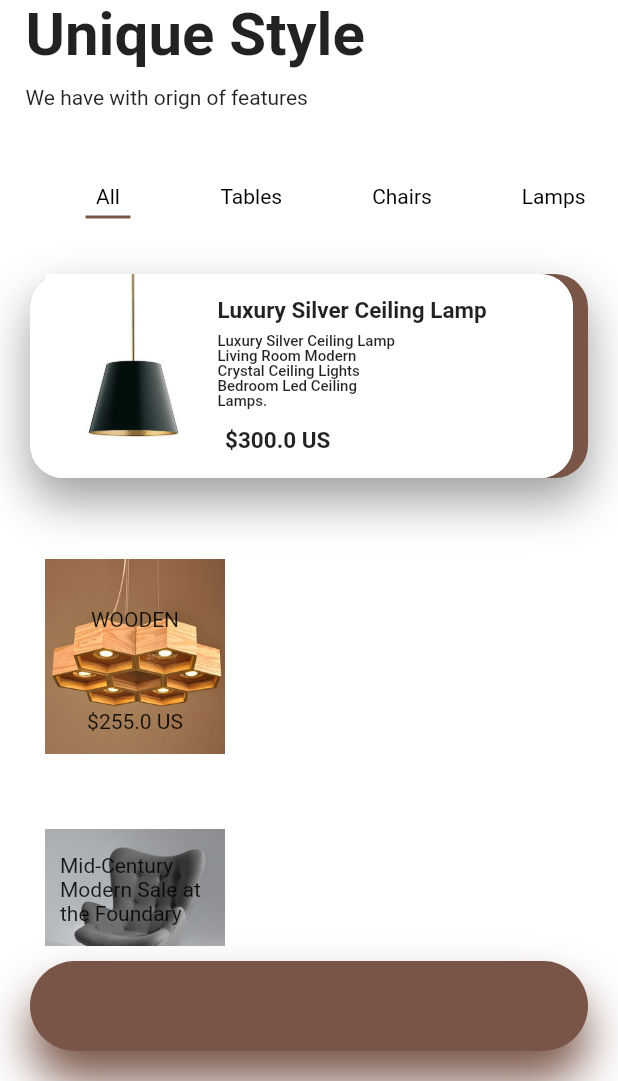
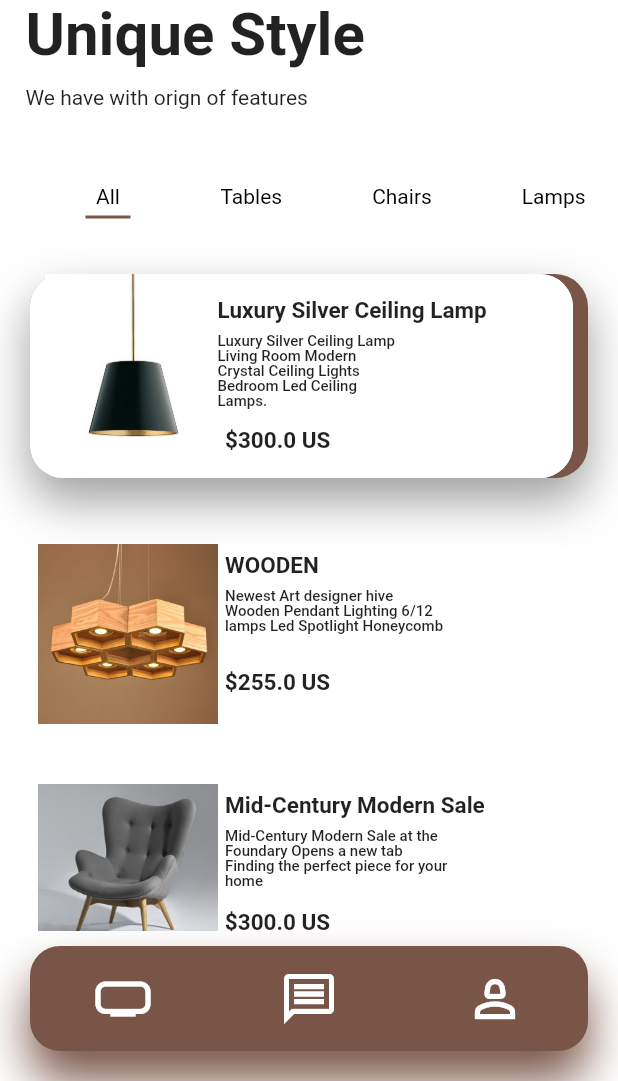
Before and after one commit to Leye-ELhadji12/Furniture_app, a Flutter app: the screen it shows after launch, on a phone screen of 412 x 824 dp, the part 155-1236 px from its top. Run offline on Flutter 3.47's test engine with Material 2 defaults, Android fonts, the phone set to English and light mode, and no system bars; our stand-ins replace font_awesome_flutter; missing offline and left inert: flutter_svg_icons.

Commit message:
category et detail begun

```diff
--- a/assets/furniture/maho.txt
+++ b/assets/furniture/maho.txt
@@ -8,7 +8,7 @@ Modern new real Chinese mahogany LED rectangular ceiling lamp foscarini caboche
 
 
 
-
+  771819752
 decor_idea
 Beautiful roof decor ideas 🤩🤩
 ; Opens a new tab
--- a/lib/Model/Products.dart
+++ b/lib/Model/Products.dart
@@ -20,7 +20,7 @@ List<Products> products = [
     id: 2,
     price: "300.0 US",
     libelle: "Mid-Century Modern Sale at the Foundary Opens a new tab Finding the perfect piece for your home",
-    title: "Mid-Century Modern Sale at the Foundary",
+    title: "Mid-Century Modern Sale",
     description: "Mid-Century Modern Sale at the Foundary Opens a new tab Finding the perfect piece for your home takes time, and money. An iconic piece can make just the right statement if only it was within reach!We at Apartment Therapy are thrilled that the Foundary is launching an event that hits on one of our favorite styles – Mid-Century Modern. Great design IS accessible, and the Foundary believes it should be a part of your everyday life, just like the early Modernists.",
     image: 'assets/images/mid.jpg'
   ),
@@ -38,7 +38,7 @@ List<Products> products = [
     libelle: "Get The Look: Harrods Dining Hall Designed by David Collins Studio; Opens a new tab Inspiration",
     title: "HARRODS",
     description: "Get The Look: Harrods Dining Hall Designed by David Collins Studio; Opens a new tab Inspiration and Ideas wants to show you this clean and luxurious restaurant design, inspired by David Collins Studio, an alternative modern design creation.",
-    image: 'assets/images/harrods.jpg'
+    image: 'assets/images/lamp3.jpg'
   ),
   Products(
     id: 5,
--- a/lib/pages/Product/Widgets/ListProducts.dart
+++ b/lib/pages/Product/Widgets/ListProducts.dart
@@ -2,22 +2,23 @@ import 'package:flutter/material.dart';
 import 'package:my_apply/Model/Products.dart';
 
 class ListProducts extends StatelessWidget {
-
-  // ignore: use_key_in_widget_constructors
   const ListProducts(
-    {super.key, required this.product, required this.itemIndex}
+    {super.key, required this.product, required this.itemIndex, required this.press}
   );
   final Products product;
   final int itemIndex;
+  final Function press;
 
   @override
   Widget build(BuildContext context) {
     return Container(
       margin: const EdgeInsets.symmetric(
-        horizontal: 20.0,
-        vertical: 10.0,
+        horizontal: 15.0,
+        //vertical: 10.0,
       ),
       height: 160,
+      child: GestureDetector(
+        onTap: () => press(),
         child: Stack(
           alignment: Alignment.topLeft,
           children: [
@@ -25,13 +26,6 @@ class ListProducts extends StatelessWidget {
               height: 136,
               decoration: BoxDecoration(
                 borderRadius: BorderRadius.circular(22),
-              /*boxShadow: const [
-                BoxShadow(
-                  offset: Offset(0, 15),
-                  color: Colors.grey,
-                  blurRadius: 27,
-                )
-              ],  */
               ),
               child: Container(
                 margin: const EdgeInsets.only(right: 10),
@@ -46,7 +40,7 @@ class ListProducts extends StatelessWidget {
               left: 0,
               child: Container(
                 padding: const EdgeInsets.symmetric(horizontal: 10.0),
-              height: 130,
+                height: 120,
                 width: 140,
                 child: Image.asset(
                   product.image,
@@ -55,38 +49,90 @@ class ListProducts extends StatelessWidget {
               ),
             ),
             Positioned(
-            top: 0,
-            left: 0,
+              top: -15,
+              left: 35,
+              child: SizedBox(
+                child: Column(
+                  crossAxisAlignment: CrossAxisAlignment.start,
+                  children: [
+                    Padding(
+                      padding: const EdgeInsets.symmetric(
+                        horizontal: 100.0,
+                        vertical: 20.0,
+                      ),
+                      child: Text(
+                        product.title,
+                        style: const TextStyle(
+                          fontWeight: FontWeight.bold,
+                          fontSize: 15,
+                        ),
+                      ),
+                    ),
+                  ],
+                ),
+              ),
+            ),
+            Positioned(
+              top: -10,
+              left: 10,
+              width: 400,
+            child: SizedBox(
+              child: Column(
+                crossAxisAlignment: CrossAxisAlignment.end,
+                children: [
+                  Padding(
+                    padding: const EdgeInsets.symmetric(
+                      horizontal: 125.0,
+                      vertical: 40.0
+                    ),
+                    child: Text(
+                      product.libelle,
+                      style: const TextStyle(
+                        fontWeight: FontWeight.w500,
+                        fontSize: 10,
+                        height: 1,
+                      ),
+                    ),
+                  ),
+                ],
+              ),
+            ),
+          ),
+            Positioned(
+              top: -15,
+              left: 100,
               child: SizedBox(
                 height: 136,
                 width: 140,
                 child: Column(
                   children: [
                     const Spacer(),
-                  Padding(
+                    /*Padding(
                       padding: const EdgeInsets.symmetric(horizontal: 20.0),
                       child: Text(
-                      product.title,
+                        //product.title,
                       ),
-                  ),
-                  const Spacer(),
+                    ),*/
                     Container(
                       padding: const EdgeInsets.symmetric(
                         horizontal: 20.0,
                         vertical: 20.0,
                       ),
-                    decoration: const BoxDecoration(
-
-                    ),
+                      decoration: const BoxDecoration(),
                       child: Text(
                         "\$${product.price}",
+                        style: const TextStyle(
+                          fontWeight: FontWeight.bold,
+                          fontSize: 15,
+                        ),
                       ),
                     ),
                   ],
                 ),
               ),
-          )
+            ),
           ],
+        ),
       ),
     );
   }
--- a/lib/pages/Product/Widgets/Product.dart
+++ b/lib/pages/Product/Widgets/Product.dart
@@ -1,5 +1,4 @@
 import 'package:flutter/material.dart';
-
 
 class Product extends StatelessWidget {
   const Product({super.key});
@@ -48,14 +47,13 @@ class Product extends StatelessWidget {
               ),
             ),
           ),
-          Positioned(
+          const Positioned(
             top: -5,
             left: 25,
             child: SizedBox(
               child: Column(
                 crossAxisAlignment: CrossAxisAlignment.start,
-                children: const [
-
+                children: [
                   Padding(
                     padding: EdgeInsets.symmetric(
                       horizontal: 100.0,
@@ -73,11 +71,11 @@ class Product extends StatelessWidget {
               ),
             ),
           ),
-          Positioned(
+          const Positioned(
             child: SizedBox(
               child: Column(
                 crossAxisAlignment: CrossAxisAlignment.end,
-                children: const [
+                children: [
                   Padding(
                     padding: EdgeInsets.symmetric(
                       horizontal: 125.0,
@@ -96,12 +94,12 @@ class Product extends StatelessWidget {
               ),
             ),
           ),
-          Positioned(
+          const Positioned(
             bottom: 10,
             child: SizedBox(
               child: Column(
                 crossAxisAlignment: CrossAxisAlignment.start,
-                children: const [
+                children: [
                   Padding(
                     padding: EdgeInsets.symmetric(
                       horizontal: 130.0,
--- a/lib/pages/home/home.dart
+++ b/lib/pages/home/home.dart
@@ -1,5 +1,6 @@
 import 'package:flutter/material.dart';
 import 'package:my_apply/Model/Products.dart';
+import 'package:my_apply/pages/Product/Detail/DetailsProduct.dart';
 import 'package:my_apply/pages/Product/Widgets/ListProducts.dart';
 import 'package:my_apply/pages/home/widgets/category.dart';
 import 'package:my_apply/pages/home/widgets/footer.dart';
@@ -84,11 +85,27 @@ class HomePage extends StatelessWidget {
                 itemBuilder: (context, index) => ListProducts(
                   product: products[index],
                   itemIndex: index,
+                  press: () {
+                    Navigator.push(
+                      context,
+                      MaterialPageRoute(
+                        builder: (context) => DetailsProduct(
+                          product: products[index]
+                        ),
+                      ),
+                    );
+                  },
                 ),
               ),
             ),
             const SizedBox(height: 10),
-            const FooterSection(),
+            const Positioned(
+              left: 0,
+              right: 0,
+              bottom: 0,
+              child: FooterSection(),
+            ),
+            //const FooterSection(),
             const SizedBox(height: 20),
           ],
         ),
--- a/lib/pages/home/widgets/category.dart
+++ b/lib/pages/home/widgets/category.dart
@@ -18,9 +18,9 @@ class CategorySection extends StatelessWidget {
     return Container(
       padding: const EdgeInsets.symmetric(horizontal: 7),
       margin: const EdgeInsets.symmetric(horizontal:10),
-      child: Column(
+      child: const Column(
         crossAxisAlignment: CrossAxisAlignment.start,
-        children: const [
+        children: [
           Text(
             'Furniture in',
             style: TextStyle(
--- a/lib/pages/home/widgets/footer.dart
+++ b/lib/pages/home/widgets/footer.dart
@@ -9,6 +9,93 @@ class FooterSection extends StatelessWidget {
   Widget build(BuildContext context) {
     return Container(
       margin: const EdgeInsets.symmetric(horizontal: 20.0),
+      padding: const EdgeInsets.symmetric(vertical: 15.0),
+      decoration: BoxDecoration(
+        color: Colors.brown,
+        borderRadius: BorderRadius.circular(20),
+        boxShadow: const [
+          BoxShadow(
+            offset: Offset(0, 20),
+            color: Colors.brown,
+            blurRadius: 27,
+          )
+        ],
+      ),
+      child: const Row(
+        mainAxisAlignment: MainAxisAlignment.spaceAround, // Pour espacer les icônes
+        children: [
+          // Premier icône (Home)
+          Icon(
+            Icons.home_max_outlined,
+            size: 40,
+            color: Colors.white,
+          ),
+          // Deuxième icône (Message)
+          Icon(
+            Icons.message_outlined,
+            size: 40,
+            color: Colors.white,
+          ),
+          // Troisième icône (Personne)
+          Icon(
+            Icons.person_2_outlined,
+            size: 40,
+            color: Colors.white,
+          ),
+        ],
+      ),
+    );
+  }
+}
+/*
+import 'package:flutter/material.dart';
+import 'package:font_awesome_flutter/font_awesome_flutter.dart';
+import 'package:flutter_svg_icons/flutter_svg_icons.dart';
+
+class FooterSection extends StatelessWidget {
+  const FooterSection({super.key});
+
+  @override
+  Widget build(BuildContext context) {
+    return BottomNavigationBar(
+      backgroundColor: Colors.brown,
+      type: BottomNavigationBarType.fixed,
+      items: [
+        BottomNavigationBarItem(
+          label: '',
+          icon: Container(
+            margin: const EdgeInsets.all(5),
+                  padding: const EdgeInsets.all(5),
+                  decoration: BoxDecoration(
+                    color: Colors.grey.withOpacity(0.2),
+                    borderRadius: BorderRadius.circular(10),
+                  ),
+            child: const Icon(
+            Icons.home,
+            size: 40,
+            color: Colors.white,
+          ),
+          ),
+        ),
+        BottomNavigationBarItem(
+          icon: Icon(
+            Icons.message_sharp,
+            size: 40,
+            color: Colors.white,
+          ),
+          label: ''
+        ),
+        BottomNavigationBarItem(
+          icon: Icon(
+            Icons.person,
+            size: 40,
+            color: Colors.white,
+          ),
+          label: ''
+        )
+      ]
+    );
+      /*margin: const EdgeInsets.symmetric(horizontal: 20.0),
       padding: const EdgeInsets.symmetric(vertical: 30.0),
       decoration: BoxDecoration(
         color: Colors.brown,
@@ -25,7 +112,8 @@ class FooterSection extends StatelessWidget {
         children: [
 
         ],
-      ),
-    );
+      ),*/
+
   }
 }
+ */
```
Also changed, not shown: lib/pages/Product/Detail/DetailsProduct.dart (added, +39 -0 lines), 1 other file. Lines whose indentation alone changed are shown as unchanged.
